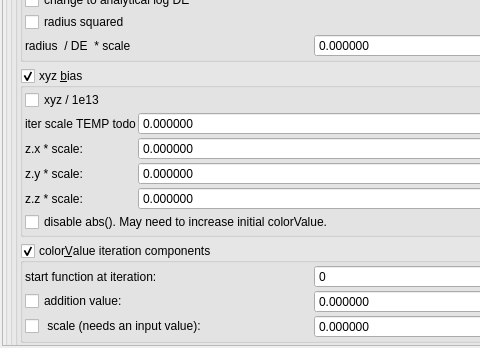
Above: mandelbulber2/qt/material_editor.ui from buddhi1980/mandelbulber2 before the change; both pictures show x 0 to 480 and y 1089 to 1437 of the 639 by 1437 pixel window. Below: the same form after it.
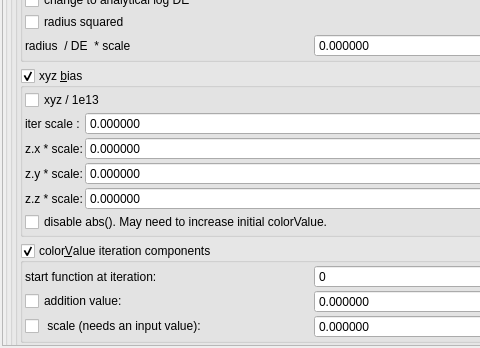
That is the form after the change. Icons and pictures are not drawn. Custom widgets are drawn as their Qt base class.

What changed in the file:
```diff
--- a/mandelbulber2/qt/material_editor.ui
+++ b/mandelbulber2/qt/material_editor.ui
@@ -81,7 +81,7 @@
       <property name="geometry">
        <rect>
         <x>0</x>
-        <y>-732</y>
+        <y>-422</y>
         <width>619</width>
         <height>3597</height>
        </rect>
@@ -1509,7 +1509,7 @@
                      <item row="0" column="0">
                       <widget class="QLabel" name="label_35">
                        <property name="text">
-                        <string>iter scale TEMP todo</string>
+                        <string>iter scale :</string>
                        </property>
                       </widget>
                      </item>
```
Left out of the diff: 12 changed lines with no effect on the pictures.
